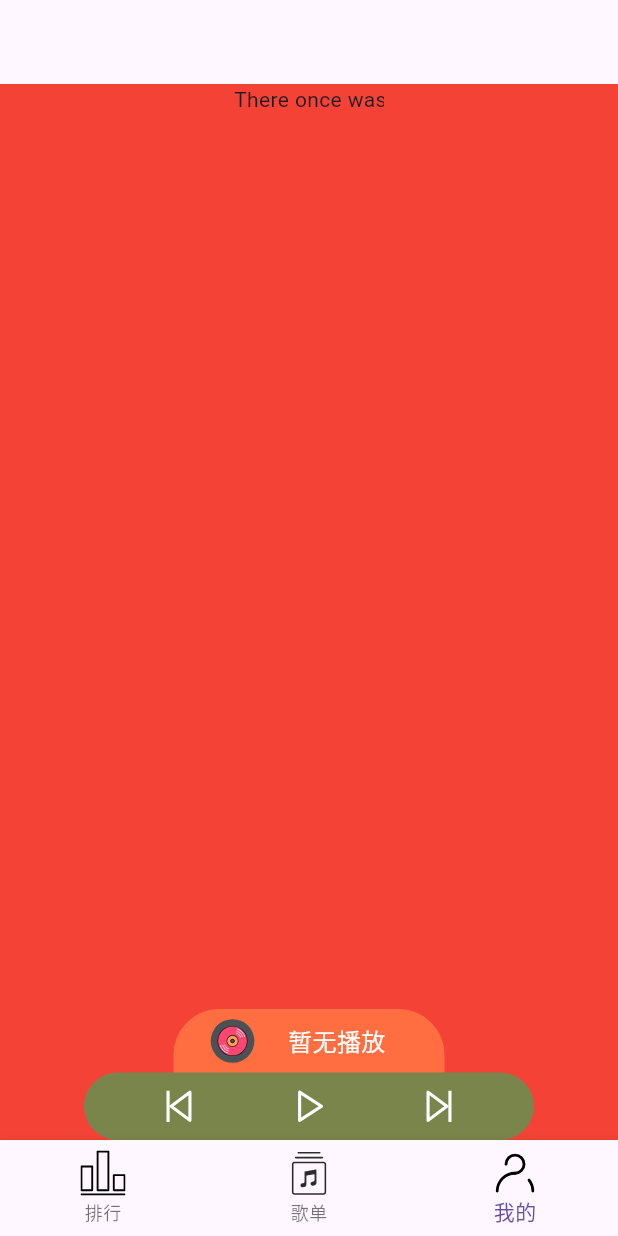
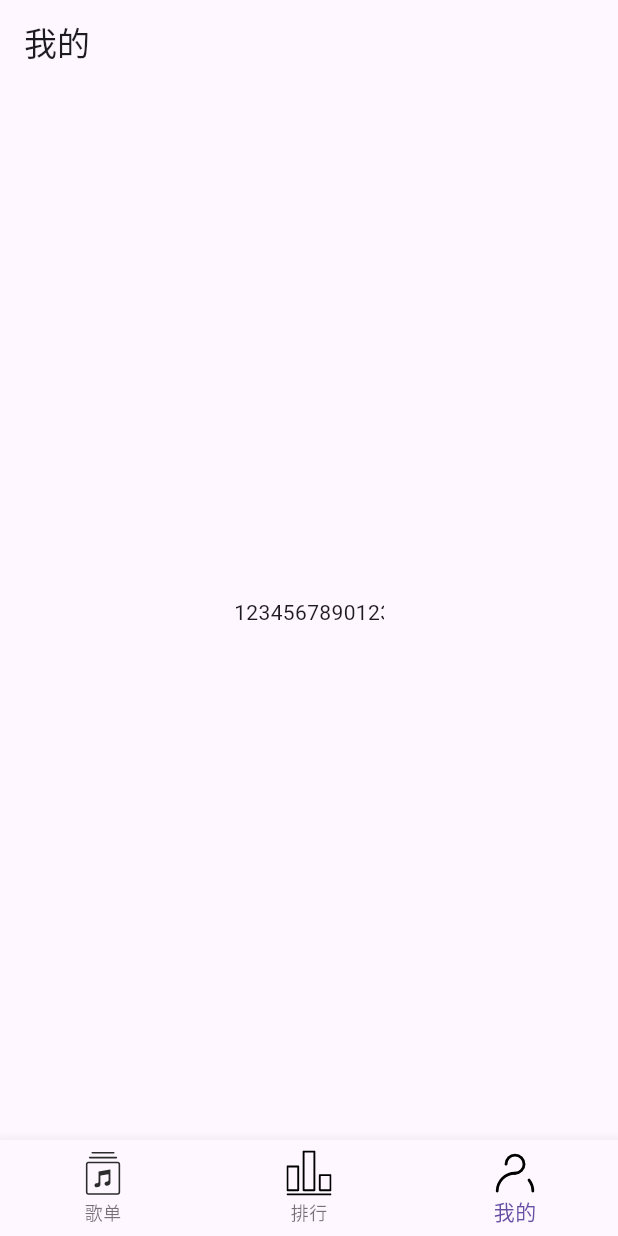
Before and after one commit to dingshaohua-com/imusic, a Flutter app: the screen it shows after launch, item 3 of the bottom bar chosen, on a phone screen of 412 x 824 dp. Run offline on Flutter 3.47's test engine with Material 3 defaults, Android fonts, the light colour scheme and no system bars; drawn by our look-alikes of marquee; our stand-ins replace audioplayers, dio, flutter_riverpod, flutter_svg, fluttertoast, go_router; missing offline and left inert: event_bus; network calls fail.

Commit message:
fix: 导航改为路由模式

```diff
--- a/lib/api/qqmusic.dart
+++ b/lib/api/qqmusic.dart
@@ -10,7 +10,5 @@ const orgin = 'https://api.dingshaohua.com/imusic';
 getSongs(int page) async {
   var url = '$orgin/getSongLists';
   final res = await dio.get(url, queryParameters: {'categoryId': 10000000, 'page': page});
-  print('-------ooo------');
-  print(res.data['response']['data']);
   return res.data['response']['data']['list'];
 }
--- /dev/null
+++ b/lib/components/scaffold_bar.dart
@@ -0,0 +1,58 @@
+import 'package:flutter/material.dart';
+import 'package:flutter_svg/svg.dart';
+import 'package:go_router/go_router.dart';
+
+/*
+* 定义标签栏和标签页
+* */
+var _barItems = <BottomNavigationBarItem>[
+  BottomNavigationBarItem(
+      icon: SvgPicture.asset("assets/img/bottom_bar/songs.svg",
+          width: 30, height: 30),
+      label: '歌单'),
+  BottomNavigationBarItem(
+      icon: SvgPicture.asset("assets/img/bottom_bar/top.svg",
+          width: 30, height: 30),
+      label: '排行'),
+  BottomNavigationBarItem(
+      icon: SvgPicture.asset("assets/img/bottom_bar/me.svg",
+          width: 30, height: 30),
+      label: '我的'),
+];
+
+var _routes = <String>[
+  '/song',
+  '/home',
+  '/about',
+];
+
+class ScaffoldWithNavBar extends StatefulWidget {
+  const ScaffoldWithNavBar({super.key, required this.child});
+  final Widget child;
+
+  @override
+  State<ScaffoldWithNavBar> createState() =>
+      _ScaffoldWithBottomNavBarState();
+}
+
+class _ScaffoldWithBottomNavBarState extends State<ScaffoldWithNavBar> {
+  int currentIndex = 0;
+
+  @override
+  Widget build(BuildContext context) {
+    return Scaffold(
+      bottomNavigationBar: BottomNavigationBar(
+        currentIndex: currentIndex,
+        items: _barItems,
+        onTap: (index){
+          setState(() {
+            currentIndex = index;
+          });
+          context.go(_routes.elementAt(index));
+        },
+      ),
+      // 內容由外面來決定
+      body: widget.child,
+    );
+  }
+}
--- a/lib/main.dart
+++ b/lib/main.dart
@@ -1,64 +1,84 @@
 import 'package:flutter/material.dart';
-import 'package:flutter_svg/svg.dart';
-import 'package:imusic/pages/home.dart';
-import 'package:imusic/pages/about.dart';
+import 'package:imusic/routes/index.dart';
 import 'package:imusic/components/player_ball.dart';
 import 'package:flutter_riverpod/flutter_riverpod.dart';
-import 'package:imusic/pages/songs.dart';
-
-/*
-* 定义标签栏和标签页
-* */
-const _widgetOptions = <Widget>[SongsPage(), HomePage(), AboutPage()];
-var _barItems = <BottomNavigationBarItem>[
-  BottomNavigationBarItem(
-    icon: SvgPicture.asset("assets/img/bottom_bar/top.svg", width: 30, height: 30),
-    label: '排行',
-  ),
-  BottomNavigationBarItem(
-    icon: SvgPicture.asset("assets/img/bottom_bar/songs.svg", width: 30, height: 30),
-    label: '歌单',
-  ),
-  BottomNavigationBarItem(
-    icon: SvgPicture.asset("assets/img/bottom_bar/me.svg", width: 30, height: 30),
-    label: '我的',
-  ),
-];
 
 /*
 * 入口函数
 * */
 void main() {
-  runApp(const ProviderScope(child: MyApp()));
+  runApp(MaterialApp.router(
+    // routeInformationProvider: router.routeInformationProvider,
+    // routeInformationParser: router.routeInformationParser,
+    // routerDelegate: router.routerDelegate,
+      routerConfig: router
+  ));
 }
 
 /*
 * 根组件
 * */
-class MyApp extends StatefulWidget {
+class MyApp extends StatelessWidget {
   const MyApp({super.key});
+
+  // This widget is the root of your application.
   @override
-  MyAppState createState() => MyAppState();
+  Widget build(BuildContext context) {
+    return MaterialApp.router(
+      title: 'Flutter Demo',
+      theme: ThemeData(
+        primarySwatch: Colors.blue,
+      ),
+      routeInformationProvider: router.routeInformationProvider,
+      routeInformationParser: router.routeInformationParser,
+      routerDelegate: router.routerDelegate,
+    );
+  }
 }
 
-class MyAppState extends State<MyApp> {
-  int currentIndex = 0;
-  void onTap(int index) {
-    setState(() {
-      currentIndex = index;
-    });
-  }
-
-  @override
-  Widget build(BuildContext context) {
-    return MaterialApp(
-        home: Scaffold(
-            appBar: AppBar(),
-            body: Stack(children: [
-              _widgetOptions.elementAt(currentIndex),
-              const PlayerBall()
-            ]),
-            bottomNavigationBar: BottomNavigationBar(
-                currentIndex: currentIndex, onTap: onTap, items: _barItems)));
-  }
-}
+/*
+* 入口函数
+* */
+// void main() {
+//   // runApp(const ProviderScope(child:
+//   //   MyApp()
+//   // ));
+// }
+//
+// /*
+// * 根组件
+// * */
+// class MyApp extends StatefulWidget {
+//   const MyApp({super.key});
+//   @override
+//   MyAppState createState() => MyAppState();
+// }
+//
+// class MyAppState extends State<MyApp> {
+//   int currentIndex = 0;
+//   void onTap(int index) {
+//     setState(() {
+//       currentIndex = index;
+//     });
+//   }
+//
+//   @override
+//   Widget build(BuildContext context) {
+//     return MaterialApp(
+//         home: Scaffold(
+//             appBar: PreferredSize(
+//               preferredSize:const Size.fromHeight(30),
+//               child: AppBar(
+//                 // title: const Text("title"),
+//               ),
+//             ),
+//             // body: Stack(children: [
+//             //   _widgetOptions.elementAt(currentIndex),
+//             //   const PlayerBall()
+//             // ]),
+//             // bottomNavigationBar: BottomNavigationBar(
+//             //     currentIndex: currentIndex, onTap: onTap, items: _barItems)
+//         )
+//         );
+//   }
+// }
--- a/lib/pages/about.dart
+++ b/lib/pages/about.dart
@@ -6,20 +6,40 @@ class AboutPage extends StatelessWidget {
 
   @override
   Widget build(BuildContext context) {
-    return Container(
-        width: double.infinity,
-        height: double.infinity,
-        color: Colors.red, // 给 Container 设置背景色
-        child: SingleChildScrollView(
+    return Scaffold(
+      appBar: AppBar(title: const Text('我的')),
+      body: Center(child:  SingleChildScrollView(
         child: Column(children: [
           SizedBox(
             width: 100,
             height: 20,
             child: Marquee(
-                text: 'There once was a boy who told this story about a boy: "',
+              text: '1234567890',
             ),
           ),
-          ]),
-        ));
+        ]
+        ),
+      )
+    )
+    );
+
+
+
+
+    // return Container(
+    //     width: double.infinity,
+    //     height: double.infinity,
+    //     color: Colors.red, // 给 Container 设置背景色
+    //     child: SingleChildScrollView(
+    //       child: Column(children: [
+    //         SizedBox(
+    //           width: 100,
+    //           height: 20,
+    //           child: Marquee(
+    //             text: 'There once was a boy who told this story about a boy: "',
+    //           ),
+    //         ),
+    //       ]),
+    //     ));
   }
 }
--- a/lib/pages/songs.dart
+++ b/lib/pages/songs.dart
@@ -40,10 +40,7 @@ class SongsPageState extends State<SongsPage> {
 
   // 加载初始数据
   Future<void> _loadInitialData() async {
-    print(1111);
     List<dynamic> newData = await getSongs(_page);
-    print(2222);
-    print(newData);
     setState(() {
       _items.addAll(newData);
     });
--- a/lib/routes/index.dart
+++ b/lib/routes/index.dart
@@ -0,0 +1,37 @@
+import 'package:go_router/go_router.dart';
+import '../components/scaffold_bar.dart';
+import 'package:imusic/pages/home.dart';
+import 'package:imusic/pages/about.dart';
+import 'package:imusic/pages/songs.dart';
+
+final GoRouter router = GoRouter(
+  initialLocation: '/song',
+  routes: [
+    ShellRoute(
+      builder: (context, state, child) {
+        return ScaffoldWithNavBar(child: child);
+      },
+      routes: [
+        // 显示在底部导航栏下方的子路由
+        GoRoute(
+          path: '/song',
+          builder: (context, state) {
+            return const SongsPage();
+          },
+        ),
+        GoRoute(
+          path: '/home',
+          builder: (context, state) {
+            return const HomePage();
+          },
+        ),
+        GoRoute(
+          path: '/about',
+          builder: (context, state) {
+            return const AboutPage();
+          },
+        ),
+      ],
+    ),
+  ],
+);
--- a/pubspec.yaml
+++ b/pubspec.yaml
@@ -39,6 +39,7 @@ dependencies:
   cupertino_icons: ^1.0.8
   marquee: ^2.3.0 #text 跑马灯
   fluttertoast: ^8.2.10 # 原生Toast
+  go_router: ^14.6.3
 
 dev_dependencies:
   flutter_test:
```
Also changed, not shown: lib/router.dart (deleted, +0 -17 lines), pubspec.lock, 1 other file. Lines whose indentation alone changed are shown as unchanged.
